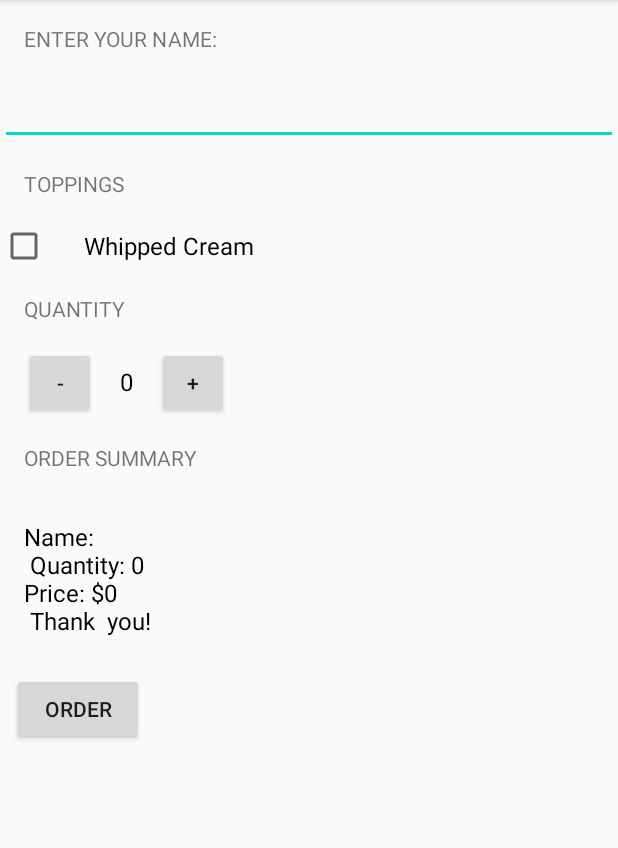
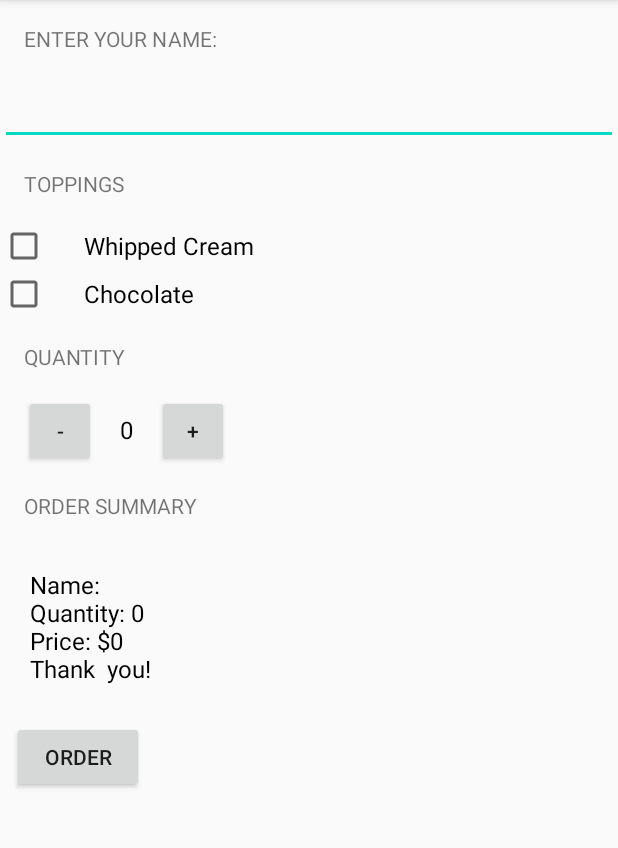
Before and after one commit to hamidehAziz/JustJava, an Android app: the screen it shows after launch (MainActivity), after a tap on "ORDER", on a phone screen of 412 x 824 dp, the part 84-932 px from its top. Run offline under Robolectric (Android 15) with nearby library versions, the phone set to English and light mode, and no system bars.

Commit message:
checkbox is added

```diff
--- a/app/src/main/java/com/example/android/justjava/MainActivity.java
+++ b/app/src/main/java/com/example/android/justjava/MainActivity.java
@@ -3,7 +3,10 @@ package com.example.android.justjava;
 
 import android.os.Bundle;
 import androidx.appcompat.app.AppCompatActivity;
+
+import android.util.Log;
 import android.view.View;
+import android.widget.CheckBox;
 import android.widget.EditText;
 import android.widget.TextView;
 import java.text.NumberFormat;
@@ -29,16 +32,26 @@ public class MainActivity extends AppCompatActivity {
      * This method is called when the order button is clicked.
      */
     public void submitOrder(View view) {
-       displayMassage(createOrderSummary());
+        CheckBox whippedCreamCheckBox = (CheckBox) findViewById(R.id.whipped_cream_checkbox);
+       boolean hasWhippedCream = whippedCreamCheckBox.isChecked();
+       //Log.v( "MainActivity" , "has " + hasWhippedCream);
+        if(hasWhippedCream){
+            displayMassage(" Whipped Cream \n" + createOrderSummary());
+        } else
+            displayMassage(createOrderSummary());
     }
+
+
 
     /**
      * This method creates the summary of the order
      * @return string summary
      */
     private String createOrderSummary(){
-        return "Name:" + getName() + "\n Quantity: " + quantity +
-                "\nPrice: $" + calculatePrice() +
+        return " Name:" +
+                getName() +
+                "\n Quantity: " + quantity +
+                "\n Price: $" + calculatePrice() +
                 "\n Thank  you!";
     }
 
@@ -72,12 +85,6 @@ public class MainActivity extends AppCompatActivity {
 
     }
 
-    /**
-     * read from the input
-     *
-     */
-
-
 
     /**
      * This method displays the given quantity value on the screen.
--- a/app/src/main/res/layout/activity_main.xml
+++ b/app/src/main/res/layout/activity_main.xml
@@ -1,7 +1,12 @@
 <?xml version="1.0" encoding="utf-8"?>
-<LinearLayout xmlns:android="http://schemas.android.com/apk/res/android"
+<ScrollView xmlns:android="http://schemas.android.com/apk/res/android"
     xmlns:app="http://schemas.android.com/apk/res-auto"
     xmlns:tools="http://schemas.android.com/tools"
+    android:layout_width="match_parent"
+    android:layout_height="match_parent">
+
+
+    <LinearLayout
         android:layout_width="match_parent"
         android:layout_height="match_parent"
         android:orientation="vertical"
@@ -27,15 +32,24 @@
             android:padding="16dp"
             android:text="Toppings"
             android:textAllCaps="true" />
+
         <CheckBox
-        android:id="@+id/notify_me_checkbox"
+            android:id="@+id/whipped_cream_checkbox"
             android:layout_width="wrap_content"
             android:layout_height="wrap_content"
-        android:textSize="16sp"
             android:paddingLeft="24dp"
             android:text="Whipped Cream"
-        android:textAppearance="?android:textAppearanceMedium"/>
+            android:textAppearance="?android:textAppearanceMedium"
+            android:textSize="16sp" />
 
+        <CheckBox
+            android:id="@+id/chocolate_checkbox"
+            android:layout_width="wrap_content"
+            android:layout_height="wrap_content"
+            android:paddingLeft="24dp"
+            android:text="Chocolate"
+            android:textAppearance="?android:textAppearanceMedium"
+            android:textSize="16sp" />
 
         <TextView
             android:layout_width="wrap_content"
@@ -99,3 +113,4 @@
             android:onClick="submitOrder"
             android:text="ORDER" />
     </LinearLayout>
+</ScrollView>
```
Lines whose indentation alone changed are shown as unchanged.
